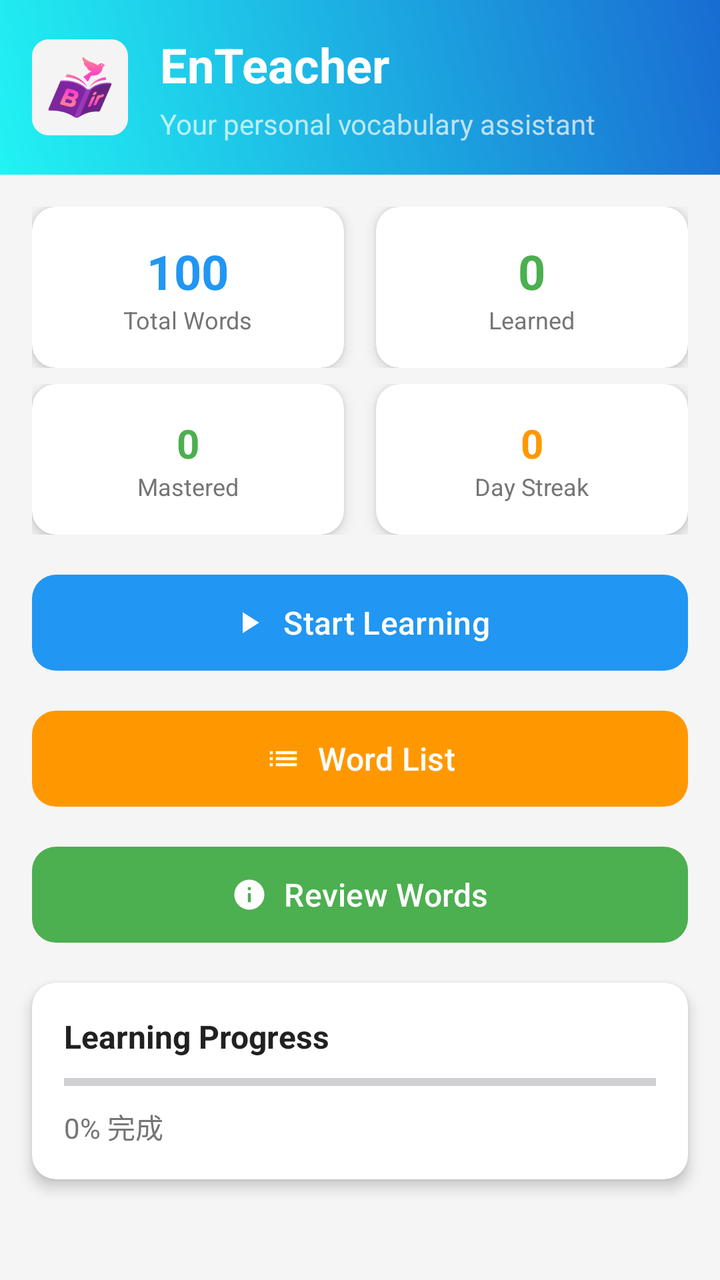
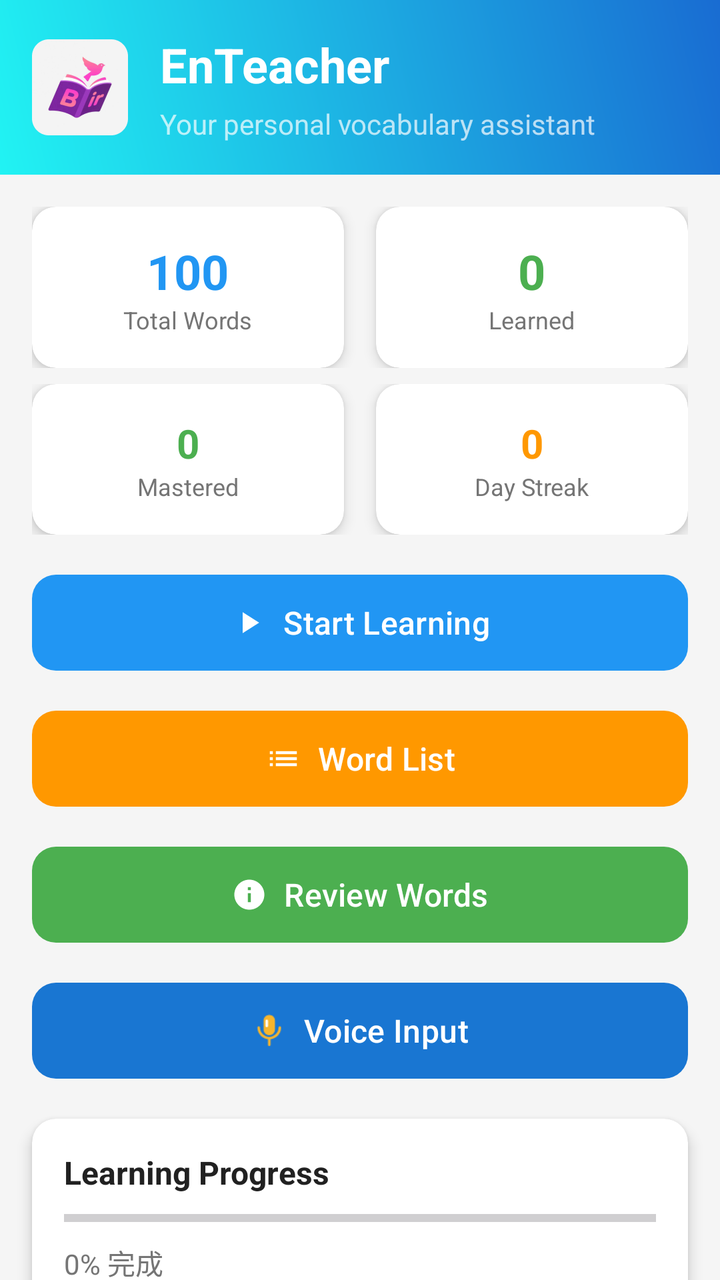

Two renders of the same Android screen: before a commit and after it. Below are the layout's source before the change and the commit's diff.
<!-- AndroidManifest.xml: application theme Theme.EnTeacher -->
<!-- res/layout/activity_main.xml -->
<?xml version="1.0" encoding="utf-8"?>
<androidx.constraintlayout.widget.ConstraintLayout xmlns:android="http://schemas.android.com/apk/res/android"
    xmlns:app="http://schemas.android.com/apk/res-auto"
    xmlns:tools="http://schemas.android.com/tools"
    android:layout_width="match_parent"
    android:layout_height="match_parent"
    android:background="@color/background_color"
    tools:context=".MainActivity">

    <LinearLayout
        android:id="@+id/headerLayout"
        android:layout_width="match_parent"
        android:layout_height="wrap_content"
        android:background="@drawable/header_background"
        android:gravity="center_vertical"
        android:orientation="horizontal"
        android:padding="16dp"
        app:layout_constraintTop_toTopOf="parent">

        <ImageView
            android:layout_width="48dp"
            android:layout_height="48dp"
            android:src="@mipmap/ic_launcher"
            android:contentDescription="@string/app_name" />

        <LinearLayout
            android:layout_width="0dp"
            android:layout_height="wrap_content"
            android:layout_marginStart="16dp"
            android:layout_weight="1"
            android:orientation="vertical">

            <TextView
                android:layout_width="wrap_content"
                android:layout_height="wrap_content"
                android:text="EnTeacher"
                android:textColor="@android:color/white"
                android:textSize="24sp"
                android:textStyle="bold" />

            <TextView
                android:layout_width="wrap_content"
                android:layout_height="wrap_content"
                android:layout_marginTop="4dp"
                android:text="@string/app_subtitle"
                android:textColor="@color/white_alpha_70"
                android:textSize="14sp" />
        </LinearLayout>

    </LinearLayout>

    
    <LinearLayout
        android:id="@+id/statsLayout"
        android:layout_width="match_parent"
        android:layout_height="wrap_content"
        android:layout_margin="16dp"
        android:orientation="vertical"
        app:layout_constraintTop_toBottomOf="@id/headerLayout">

        
        <LinearLayout
            android:layout_width="match_parent"
            android:layout_height="wrap_content"
            android:orientation="horizontal"
            android:layout_marginBottom="8dp">

            <androidx.cardview.widget.CardView
                android:layout_width="0dp"
                android:layout_height="wrap_content"
                android:layout_marginEnd="8dp"
                android:layout_weight="1"
                app:cardCornerRadius="12dp"
                app:cardElevation="4dp">

                <LinearLayout
                    android:layout_width="match_parent"
                    android:layout_height="wrap_content"
                    android:gravity="center"
                    android:orientation="vertical"
                    android:padding="16dp">

                    <TextView
                        android:id="@+id/tvTotalWords"
                        android:layout_width="wrap_content"
                        android:layout_height="wrap_content"
                        android:text="100"
                        android:textColor="@color/primary_color"
                        android:textSize="24sp"
                        android:textStyle="bold" />

                    <TextView
                        android:layout_width="wrap_content"
                        android:layout_height="wrap_content"
                        android:text="@string/total_words"
                        android:textColor="@color/text_secondary"
                        android:textSize="12sp" />

                </LinearLayout>

            </androidx.cardview.widget.CardView>

            <androidx.cardview.widget.CardView
                android:layout_width="0dp"
                android:layout_height="wrap_content"
                android:layout_marginStart="8dp"
                android:layout_weight="1"
                app:cardCornerRadius="12dp"
                app:cardElevation="4dp">

                <LinearLayout
                    android:layout_width="match_parent"
                    android:layout_height="wrap_content"
                    android:gravity="center"
                    android:orientation="vertical"
                    android:padding="16dp">

                    <TextView
                        android:id="@+id/tvLearnedWords"
                        android:layout_width="wrap_content"
                        android:layout_height="wrap_content"
                        android:text="0"
                        android:textColor="@color/success_color"
                        android:textSize="24sp"
                        android:textStyle="bold" />

                    <TextView
                        android:layout_width="wrap_content"
                        android:layout_height="wrap_content"
                        android:text="@string/learned_words"
                        android:textColor="@color/text_secondary"
                        android:textSize="12sp" />

                </LinearLayout>

            </androidx.cardview.widget.CardView>

        </LinearLayout>

        
        <LinearLayout
            android:layout_width="match_parent"
            android:layout_height="wrap_content"
            android:orientation="horizontal">

            <androidx.cardview.widget.CardView
                android:layout_width="0dp"
                android:layout_height="wrap_content"
                android:layout_marginEnd="8dp"
                android:layout_weight="1"
                app:cardCornerRadius="12dp"
                app:cardElevation="4dp">

                <LinearLayout
                    android:layout_width="match_parent"
                    android:layout_height="wrap_content"
                    android:gravity="center"
                    android:orientation="vertical"
                    android:padding="16dp">

                    <TextView
                        android:id="@+id/tvMasteredWords"
                        android:layout_width="wrap_content"
                        android:layout_height="wrap_content"
                        android:text="0"
                        android:textColor="@color/accent_color"
                        android:textSize="20sp"
                        android:textStyle="bold" />

                    <TextView
                        android:layout_width="wrap_content"
                        android:layout_height="wrap_content"
                        android:text="@string/mastered_words"
                        android:textColor="@color/text_secondary"
                        android:textSize="12sp" />

                </LinearLayout>

            </androidx.cardview.widget.CardView>

            <androidx.cardview.widget.CardView
                android:layout_width="0dp"
                android:layout_height="wrap_content"
                android:layout_marginStart="8dp"
                android:layout_weight="1"
                app:cardCornerRadius="12dp"
                app:cardElevation="4dp">

                <LinearLayout
                    android:layout_width="match_parent"
                    android:layout_height="wrap_content"
                    android:gravity="center"
                    android:orientation="vertical"
                    android:padding="16dp">

                    <TextView
                        android:id="@+id/tvCurrentStreak"
                        android:layout_width="wrap_content"
                        android:layout_height="wrap_content"
                        android:text="0"
                        android:textColor="@color/warning_color"
                        android:textSize="20sp"
                        android:textStyle="bold" />

                    <TextView
                        android:layout_width="wrap_content"
                        android:layout_height="wrap_content"
                        android:text="@string/current_streak"
                        android:textColor="@color/text_secondary"
                        android:textSize="12sp" />

                </LinearLayout>

            </androidx.cardview.widget.CardView>

        </LinearLayout>

    </LinearLayout>

    
    <LinearLayout
        android:id="@+id/actionButtonsLayout"
        android:layout_width="match_parent"
        android:layout_height="wrap_content"
        android:layout_margin="16dp"
        android:orientation="vertical"
        app:layout_constraintTop_toBottomOf="@id/statsLayout">

        <com.google.android.material.button.MaterialButton
            android:id="@+id/btnStartLearning"
            android:layout_width="match_parent"
            android:layout_height="56dp"
            android:layout_marginBottom="12dp"
            android:text="@string/start_learning"
            android:textSize="16sp"
            app:cornerRadius="12dp"
            app:icon="@drawable/ic_play"
            app:iconGravity="textStart" />

        <com.google.android.material.button.MaterialButton
            android:id="@+id/btnWordList"
            android:layout_width="match_parent"
            android:layout_height="56dp"
            android:layout_marginBottom="12dp"
            android:text="@string/word_list"
            android:textSize="16sp"
            app:backgroundTint="@color/secondary_color"
            app:cornerRadius="12dp"
            app:icon="@drawable/ic_list"
            app:iconGravity="textStart" />

        <com.google.android.material.button.MaterialButton
            android:id="@+id/btnReview"
            android:layout_width="match_parent"
            android:layout_height="56dp"
            android:text="@string/review_learned"
            android:textSize="16sp"
            app:backgroundTint="@color/accent_color"
            app:cornerRadius="12dp"
            app:icon="@drawable/ic_review"
            app:iconGravity="textStart" />

    </LinearLayout>

    
    <androidx.cardview.widget.CardView
        android:layout_width="match_parent"
        android:layout_height="wrap_content"
        android:layout_margin="16dp"
        app:cardCornerRadius="12dp"
        app:cardElevation="4dp"
        app:layout_constraintTop_toBottomOf="@id/actionButtonsLayout">

        <LinearLayout
            android:layout_width="match_parent"
            android:layout_height="wrap_content"
            android:orientation="vertical"
            android:padding="16dp">

            <TextView
                android:layout_width="wrap_content"
                android:layout_height="wrap_content"
                android:text="@string/learning_progress"
                android:textColor="@color/text_primary"
                android:textSize="16sp"
                android:textStyle="bold" />

            <ProgressBar
                android:id="@+id/progressBar"
                style="?android:attr/progressBarStyleHorizontal"
                android:layout_width="match_parent"
                android:layout_height="8dp"
                android:layout_marginTop="8dp"
                android:layout_marginBottom="8dp"
                android:max="100"
                android:progress="0"
                android:progressTint="@color/primary_color" />

            <TextView
                android:id="@+id/tvProgress"
                android:layout_width="wrap_content"
                android:layout_height="wrap_content"
                android:text="0% 完成"
                android:textColor="@color/text_secondary"
                android:textSize="14sp" />

        </LinearLayout>

    </androidx.cardview.widget.CardView>

</androidx.constraintlayout.widget.ConstraintLayout>
<!-- resources referenced by this layout -->
<resources>
  <color name="accent_color">#4CAF50</color>
  <color name="background_color">#F5F5F5</color>
  <color name="primary_color">#2196F3</color>
  <color name="secondary_color">#FF9800</color>
  <color name="success_color">#4CAF50</color>
  <color name="text_primary">#212121</color>
  <color name="text_secondary">#757575</color>
  <color name="warning_color">#FF9800</color>
  <color name="white_alpha_70">#B3FFFFFF</color>
  <!-- drawable header_background (drawable) -->
  <?xml version="1.0" encoding="utf-8"?>
  <shape xmlns:android="http://schemas.android.com/apk/res/android"
      android:shape="rectangle">
      <gradient
          android:angle="45"
          android:endColor="#196CD2"
          android:startColor="#21F3F3"
          android:type="linear" />
  </shape>
  <!-- drawable ic_list (drawable) -->
  <vector xmlns:android="http://schemas.android.com/apk/res/android"
      android:width="24dp"
      android:height="24dp"
      android:viewportWidth="24"
      android:viewportHeight="24"
      android:tint="?attr/colorOnPrimary">
    <path
        android:fillColor="@android:color/white"
        android:pathData="M3,13h2v-2L3,11v2zM3,17h2v-2L3,15v2zM3,9h2L5,7L3,7v2zM7,13h14v-2L7,11v2zM7,17h14v-2L7,15v2zM7,7v2h14L21,7L7,7z"/>
  </vector>
  <!-- drawable ic_play (drawable) -->
  <vector xmlns:android="http://schemas.android.com/apk/res/android"
      android:width="24dp"
      android:height="24dp"
      android:viewportWidth="24"
      android:viewportHeight="24"
      android:tint="?attr/colorOnPrimary">
    <path
        android:fillColor="@android:color/white"
        android:pathData="M8,5v14l11,-7z"/>
  </vector>
  <!-- drawable ic_review (drawable) -->
  <vector xmlns:android="http://schemas.android.com/apk/res/android"
      android:width="24dp"
      android:height="24dp"
      android:viewportWidth="24"
      android:viewportHeight="24"
      android:tint="?attr/colorOnPrimary">
    <path
        android:fillColor="@android:color/white"
        android:pathData="M12,2C6.48,2 2,6.48 2,12s4.48,10 10,10 10,-4.48 10,-10S17.52,2 12,2zM13,17h-2v-6h2v6zM13,9h-2L11,7h2v2z"/>
  </vector>
  <!-- mipmap ic_launcher: png bitmap (mipmap-hdpi, 4714 bytes) -->
  <string name="app_name">EnTeacher</string>
  <string name="app_subtitle">Your personal vocabulary assistant</string>
  <string name="current_streak">Day Streak</string>
  <string name="learned_words">Learned</string>
  <string name="learning_progress">Learning Progress</string>
  <string name="mastered_words">Mastered</string>
  <string name="review_learned">Review Words</string>
  <string name="start_learning">Start Learning</string>
  <string name="total_words">Total Words</string>
  <string name="word_list">Word List</string>
  <style name="Theme.EnTeacher" parent="Base.Theme.EnTeacher" />
  <style name="Base.Theme.EnTeacher" parent="Theme.Material3.DayNight.NoActionBar">
          
          <item name="colorPrimary">@color/primary_color</item>
          <item name="android:statusBarColor">@android:color/transparent</item>
          <item name="android:windowLightStatusBar">false</item>
      </style>
</resources>

<!-- the commit's change to res/layout/activity_main.xml (unified diff, before → after) -->
@@ -1,11 +1,16 @@
 <?xml version="1.0" encoding="utf-8"?>
-<androidx.constraintlayout.widget.ConstraintLayout xmlns:android="http://schemas.android.com/apk/res/android"
+<androidx.core.widget.NestedScrollView xmlns:android="http://schemas.android.com/apk/res/android"
     xmlns:app="http://schemas.android.com/apk/res-auto"
     xmlns:tools="http://schemas.android.com/tools"
     android:layout_width="match_parent"
     android:layout_height="match_parent"
     android:background="@color/background_color"
+    android:fillViewport="true"
     tools:context=".MainActivity">
+
+    <androidx.constraintlayout.widget.ConstraintLayout
+        android:layout_width="match_parent"
+        android:layout_height="wrap_content">
 
     <LinearLayout
         android:id="@+id/headerLayout"
@@ -259,6 +264,19 @@
             app:cornerRadius="12dp"
             app:icon="@drawable/ic_review"
             app:iconGravity="textStart" />
+
+        <com.google.android.material.button.MaterialButton
+            android:id="@+id/btnVoiceInput"
+            android:layout_width="match_parent"
+            android:layout_height="56dp"
+            android:layout_marginTop="12dp"
+            android:text="@string/voice_input"
+            android:textSize="16sp"
+            app:backgroundTint="@color/primary_dark"
+            app:cornerRadius="12dp"
+            app:icon="@drawable/ic_voice_recording"
+            app:iconGravity="textStart"
+            app:iconTint="@null" />
 
     </LinearLayout>
 
@@ -308,4 +326,5 @@
 
     </androidx.cardview.widget.CardView>
 
-</androidx.constraintlayout.widget.ConstraintLayout>
+    </androidx.constraintlayout.widget.ConstraintLayout>
+</androidx.core.widget.NestedScrollView>
<!-- resource entries referenced after the edit -->
@@ -3,6 +3,7 @@
   <color name="accent_color">#4CAF50</color>
   <color name="background_color">#F5F5F5</color>
   <color name="primary_color">#2196F3</color>
+  <color name="primary_dark">#1976D2</color>
   <color name="secondary_color">#FF9800</color>
   <color name="success_color">#4CAF50</color>
   <color name="text_primary">#212121</color>
@@ -52,6 +53,7 @@
         android:fillColor="@android:color/white"
         android:pathData="M12,2C6.48,2 2,6.48 2,12s4.48,10 10,10 10,-4.48 10,-10S17.52,2 12,2zM13,17h-2v-6h2v6zM13,9h-2L11,7h2v2z"/>
   </vector>
+  <!-- drawable ic_voice_recording: png bitmap (drawable-nodpi, 1260 bytes) -->
   <!-- mipmap ic_launcher: png bitmap (mipmap-hdpi, 4714 bytes) -->
   <string name="app_name">EnTeacher</string>
   <string name="app_subtitle">Your personal vocabulary assistant</string>
@@ -62,6 +64,7 @@
   <string name="review_learned">Review Words</string>
   <string name="start_learning">Start Learning</string>
   <string name="total_words">Total Words</string>
+  <string name="voice_input">Voice Input</string>
   <string name="word_list">Word List</string>
   <style name="Theme.EnTeacher" parent="Base.Theme.EnTeacher" />
   <style name="Base.Theme.EnTeacher" parent="Theme.Material3.DayNight.NoActionBar">
